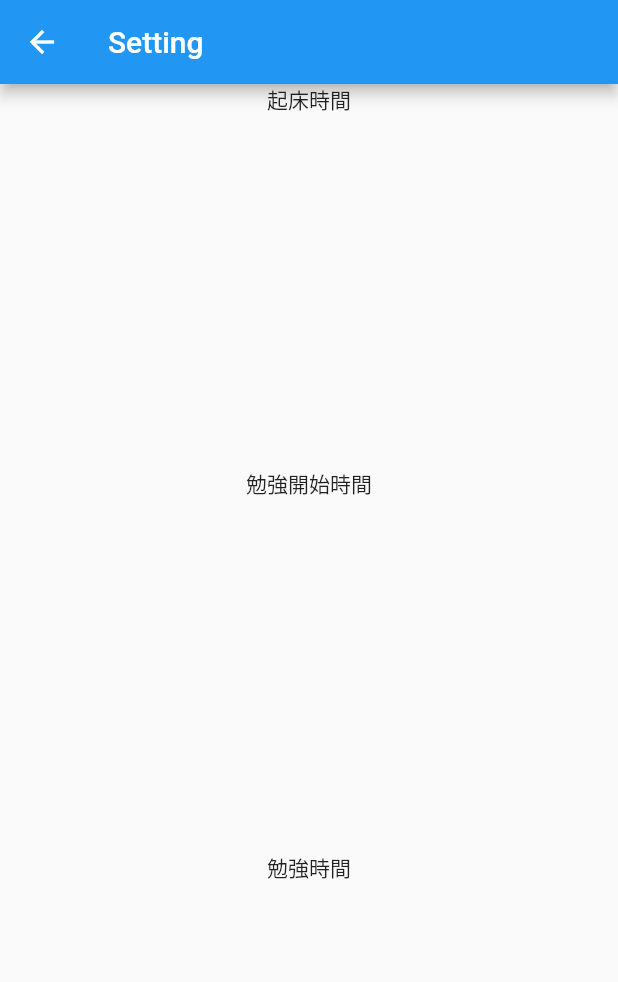
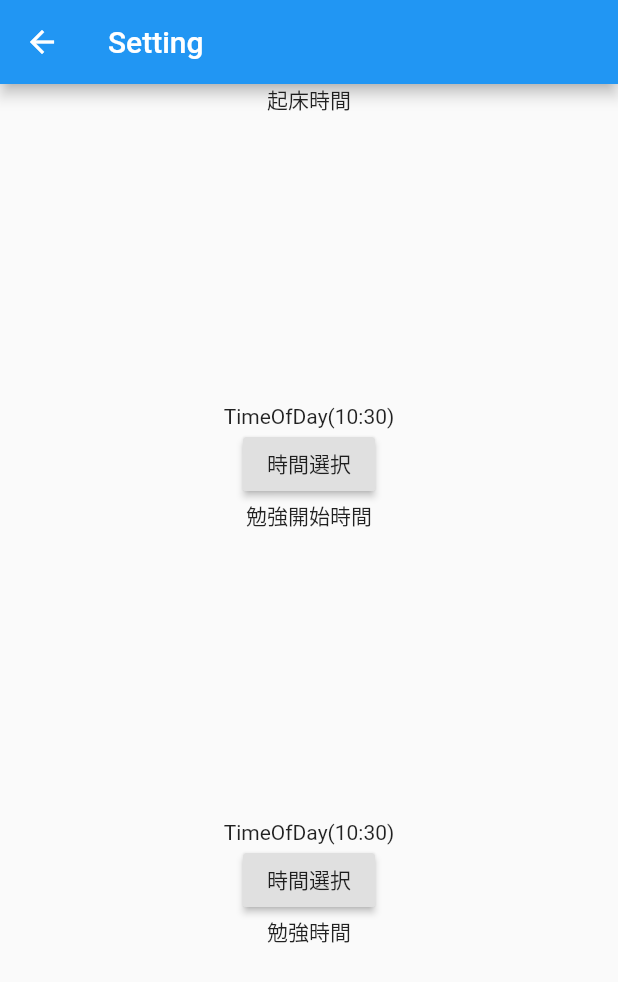
Before and after one commit to ikdBSK/team10, a Flutter app: the SettingPage screen opened directly, on a phone screen of 412 x 824 dp. Shown: the top 982 px of the screen. Run offline on Flutter 3.47's test engine with Material 2 defaults, Android fonts, the phone set to English and light mode, and no system bars; our stand-ins replace flutter_countdown_timer.

Commit message:
設定画面で 起床時間，勉強開始時間の入力フォームを設定

```diff
--- a/lib/screens/setting_page.dart
+++ b/lib/screens/setting_page.dart
@@ -1,5 +1,6 @@
 //設定画面
 import 'package:flutter/material.dart';
+import 'package:app_team10/variable.dart';
 
 class SettingPage extends StatefulWidget {
   @override
@@ -7,6 +8,26 @@ class SettingPage extends StatefulWidget {
 }
 
 class _SettingPageState extends State<SettingPage> {
+
+  TimeOfDay _awakeTime = new TimeOfDay.now();
+  TimeOfDay _startTime = new TimeOfDay.now();
+
+  Future<Null> _selectAwakeTime(BuildContext context) async {
+    final TimeOfDay picked = await showTimePicker(
+      context: context,
+      initialTime: _awakeTime,
+    );
+    if(picked != null) setState(() => _awakeTime = picked);
+  }
+
+  Future<Null> _selectStartTime(BuildContext context) async {
+    final TimeOfDay picked = await showTimePicker(
+      context: context,
+      initialTime: _startTime,
+    );
+    if(picked != null) setState(() => _startTime = picked);
+  }
+
   @override
   Widget build(BuildContext context) {
     return Scaffold(
@@ -19,32 +40,19 @@ class _SettingPageState extends State<SettingPage> {
           Expanded(
             child: Text('起床時間'),
           ),
-          Expanded(
-            //alarm時間設定
-            child: Row(
-
-            ),
-          ),
+          Center(child:Text("$_awakeTime")),
+          RaisedButton(onPressed: () => _selectAwakeTime(context), child: Text('時間選択'),),
 
           Expanded(
             child: Text('勉強開始時間'),
           ),
-          Expanded(
-            //alarm時間設定
-            child: Row(
-
-            ),
-          ),
+          Center(child:Text("$_startTime")),
+          RaisedButton(onPressed: () => _selectStartTime(context), child: Text('時間選択'),),
 
           Expanded(
             child: Text('勉強時間'),
           ),
-          Expanded(
-            //勉強時間設定
-            child: Row(
 
-            ),
-          ),
         ],
       ),
     );
--- a/lib/variable.dart
+++ b/lib/variable.dart
@@ -1 +1,4 @@
+import 'package:flutter/material.dart';
+
 int studyTimeMin = 30;
+final TimeOfDay picked = null;
```
